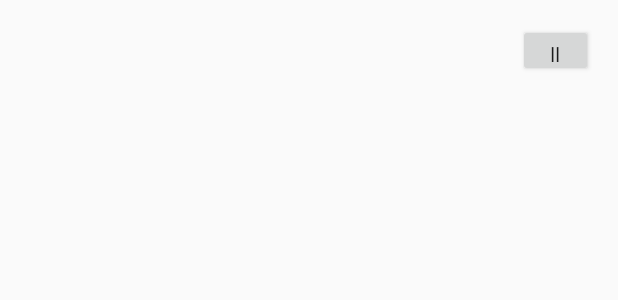
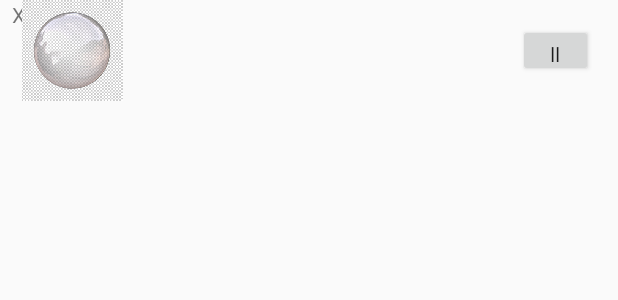
Before and after one commit to josephvu519/Game_Project, an Android app: the layout gameplay.xml on its own in the app's theme, with its tools: preview values and no code run, on a phone screen of 412 x 824 dp. Shown: the top 300 px of the screen. Run offline under Robolectric (Android 15) with nearby library versions, the phone set to English and light mode, and no system bars.

Commit message:
Created rotation for bubble

```diff
--- a/app/src/main/res/layout/gameplay.xml
+++ b/app/src/main/res/layout/gameplay.xml
@@ -21,4 +21,34 @@
         app:layout_constraintStart_toStartOf="parent"
         app:layout_constraintTop_toTopOf="parent" />
 
+    <TextView
+        android:id="@+id/xAxis"
+        android:layout_width="wrap_content"
+        android:layout_height="wrap_content"
+        android:layout_marginTop="16dp"
+        android:layout_marginStart="8dp"
+        android:layout_alignParentStart="true"
+        android:text="X Axis: "
+        app:layout_constraintStart_toStartOf="@+id/bubbleLayout"
+        tools:layout_editor_absoluteY="274dp" />
+
+    <RelativeLayout
+        android:id="@+id/bubbleLayout"
+        android:layout_width="match_parent"
+        android:layout_height="match_parent"
+        app:layout_constraintStart_toStartOf="parent"
+        app:layout_constraintTop_toTopOf="parent">
+
+        <ImageView
+            android:id="@+id/bubble"
+            android:layout_width="96dp"
+            android:layout_height="67dp"
+            app:layout_constraintBottom_toBottomOf="parent"
+            app:layout_constraintEnd_toEndOf="parent"
+            app:layout_constraintStart_toStartOf="parent"
+            app:layout_constraintTop_toTopOf="parent"
+            app:srcCompat="@drawable/bubble" />
+
+    </RelativeLayout>
+
 </android.support.constraint.ConstraintLayout>
--- a/app/src/main/res/values/styles.xml
+++ b/app/src/main/res/values/styles.xml
@@ -1,7 +1,7 @@
 <resources>
 
     <!-- Base application theme. -->
-    <style name="AppTheme" parent="Theme.AppCompat.Light.DarkActionBar">
+    <style name="AppTheme" parent="Theme.AppCompat.Light.NoActionBar">
         <!-- Customize your theme here. -->
         <item name="colorPrimary">@color/colorPrimary</item>
         <item name="colorPrimaryDark">@color/colorPrimaryDark</item>
```
Also changed, not shown: app/src/main/java/com/example/game_project/GameplayActivity.java (+50 -0 lines).
